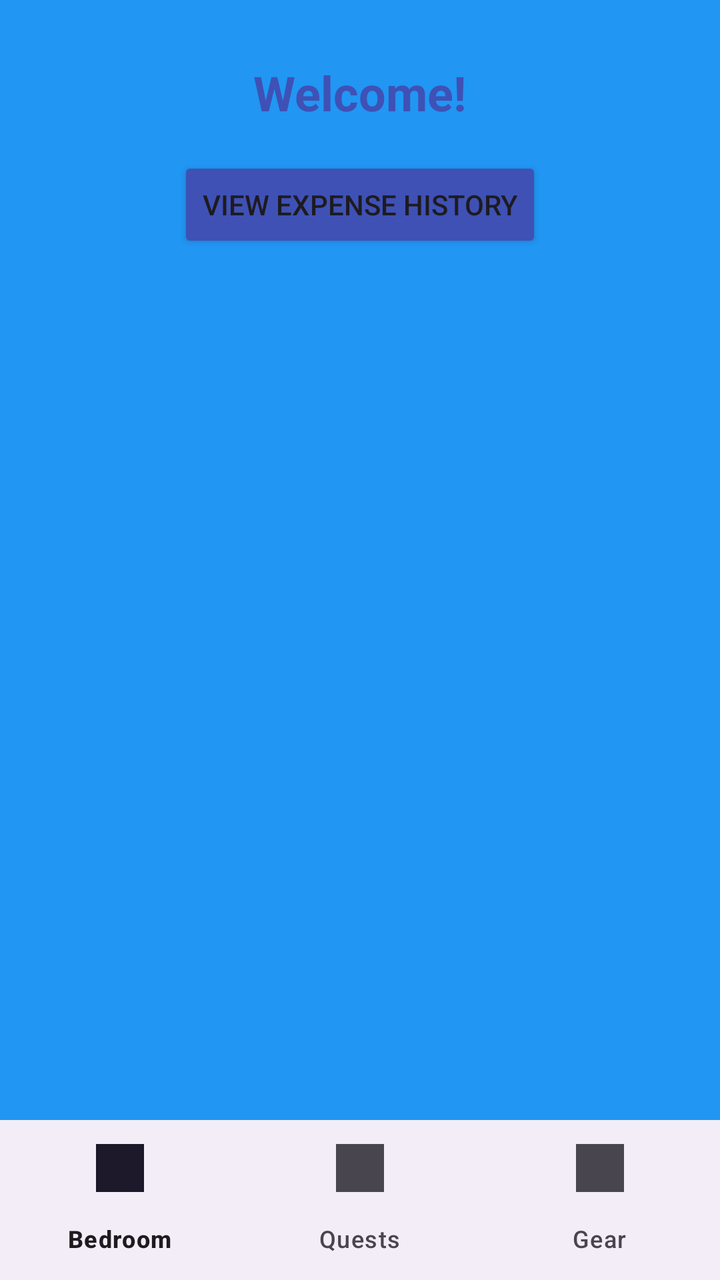
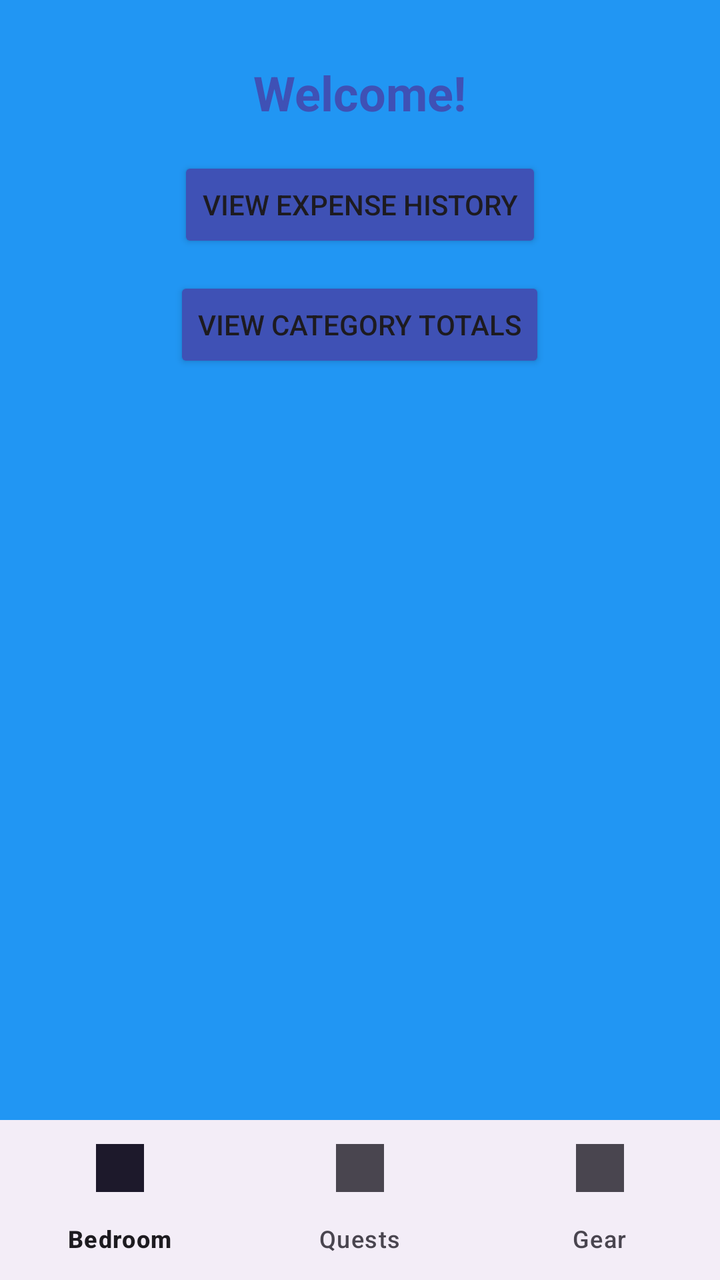

Two renders of the same Android screen: before a commit and after it. Below are the layout's source before the change and the commit's diff.
<!-- AndroidManifest.xml: application theme Theme.WardensVault -->
<!-- res/layout/activity_home.xml -->
<?xml version="1.0" encoding="utf-8"?>
<LinearLayout xmlns:android="http://schemas.android.com/apk/res/android"
    xmlns:app="http://schemas.android.com/apk/res-auto"
    xmlns:tools="http://schemas.android.com/tools"
    android:id="@+id/main"
    android:layout_width="match_parent"
    android:layout_height="match_parent"
    android:background="#2196F3"
    android:orientation="vertical"
    tools:context=".HomeActivity">

    <TextView
        android:id="@+id/tvWelcome"
        android:layout_width="wrap_content"
        android:layout_height="wrap_content"
        android:layout_gravity="center_horizontal"
        android:layout_marginTop="30dp"
        android:text="Welcome!"
        android:textColor="#3F51B5"
        android:textSize="24sp"
        android:textStyle="bold" />

    <Button
        android:id="@+id/btnViewExpenses"
        android:layout_width="wrap_content"
        android:layout_height="wrap_content"
        android:layout_gravity="center_horizontal"
        android:layout_marginTop="16dp"
        android:backgroundTint="#3F51B5"
        android:text="View Expense History" />

    
    <View
        android:layout_width="match_parent"
        android:layout_height="0dp"
        android:layout_weight="1" />

    <com.google.android.material.bottomnavigation.BottomNavigationView
        android:id="@+id/bottomNavigationView"
        android:layout_width="match_parent"
        android:layout_height="wrap_content"
        app:menu="@menu/bottom_nav_menu" />

</LinearLayout>
<!-- resources referenced by this layout -->
<resources>
  <style name="Theme.WardensVault" parent="Base.Theme.WardensVault" />
  <style name="Base.Theme.WardensVault" parent="Theme.Material3.DayNight.NoActionBar">
          
          
      </style>
</resources>

<!-- the commit's change to res/layout/activity_home.xml (unified diff, before → after) -->
@@ -29,6 +29,15 @@
         android:backgroundTint="#3F51B5"
         android:text="View Expense History" />
 
+    <Button
+        android:id="@+id/btnViewCategoryTotals"
+        android:layout_width="wrap_content"
+        android:layout_height="wrap_content"
+        android:layout_gravity="center_horizontal"
+        android:layout_marginTop="12dp"
+        android:backgroundTint="#3F51B5"
+        android:text="View Category Totals" />
+
     
     <View
         android:layout_width="match_parent"
